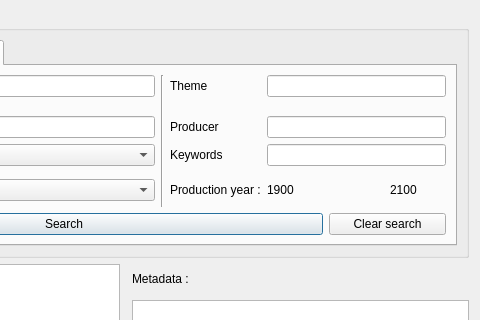
The window that geoplateforme/gui/provider/provider_dialog.ui (JulesGrillot/plugin-qgis-geoplateforme) describes before a commit, drawn with Qt 5; both pictures show x 229 to 709 and y 0 to 320 of the 709 by 578 pixel window.
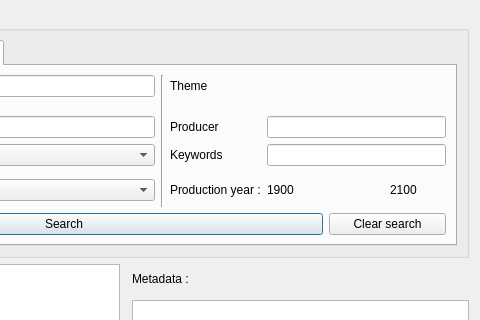
The same window after the commit. The open tabs and pages were chosen to show the change.

Commit message: fix(search): add tag widget for theme field and fix production year search

Patch:
```diff
--- a/geoplateforme/gui/provider/provider_dialog.ui
+++ b/geoplateforme/gui/provider/provider_dialog.ui
@@ -130,9 +130,6 @@
             </property>
            </widget>
           </item>
-          <item row="0" column="5" colspan="3">
-           <widget class="QLineEdit" name="le_theme"/>
-          </item>
           <item row="0" column="0">
            <widget class="QLabel" name="lb_title">
             <property name="text">
```
The commit also changes 2 other files.
